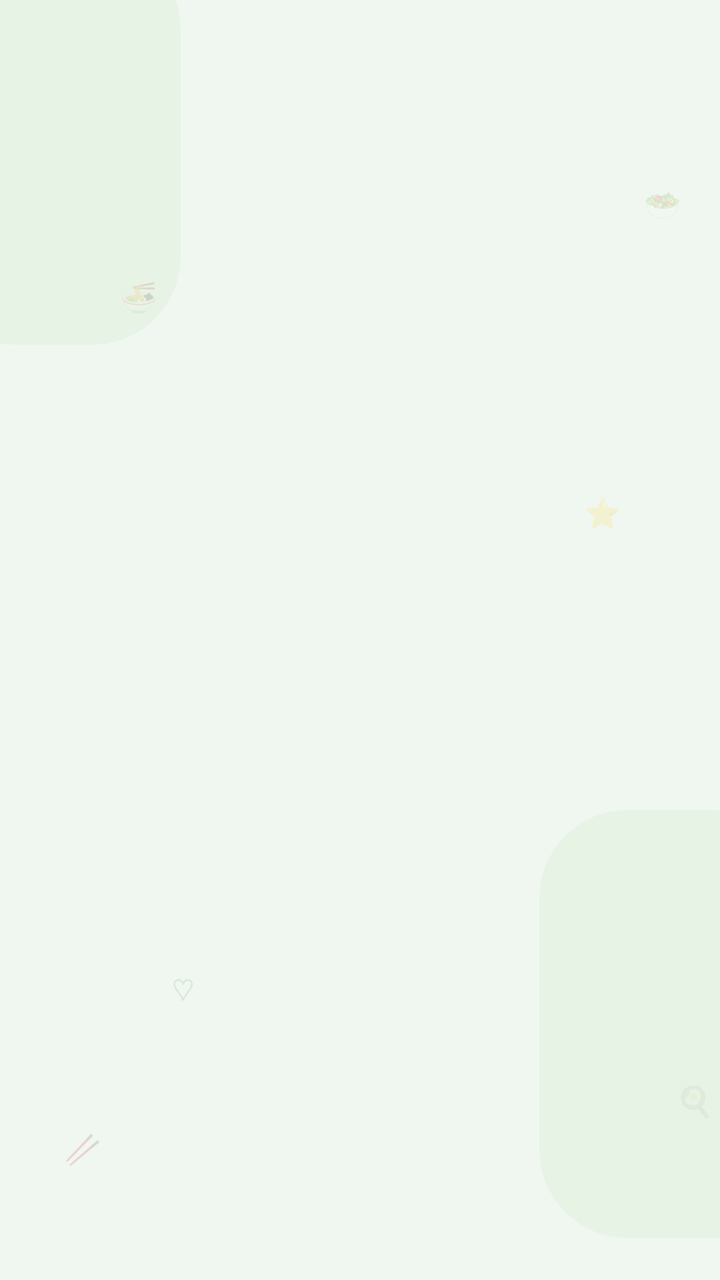
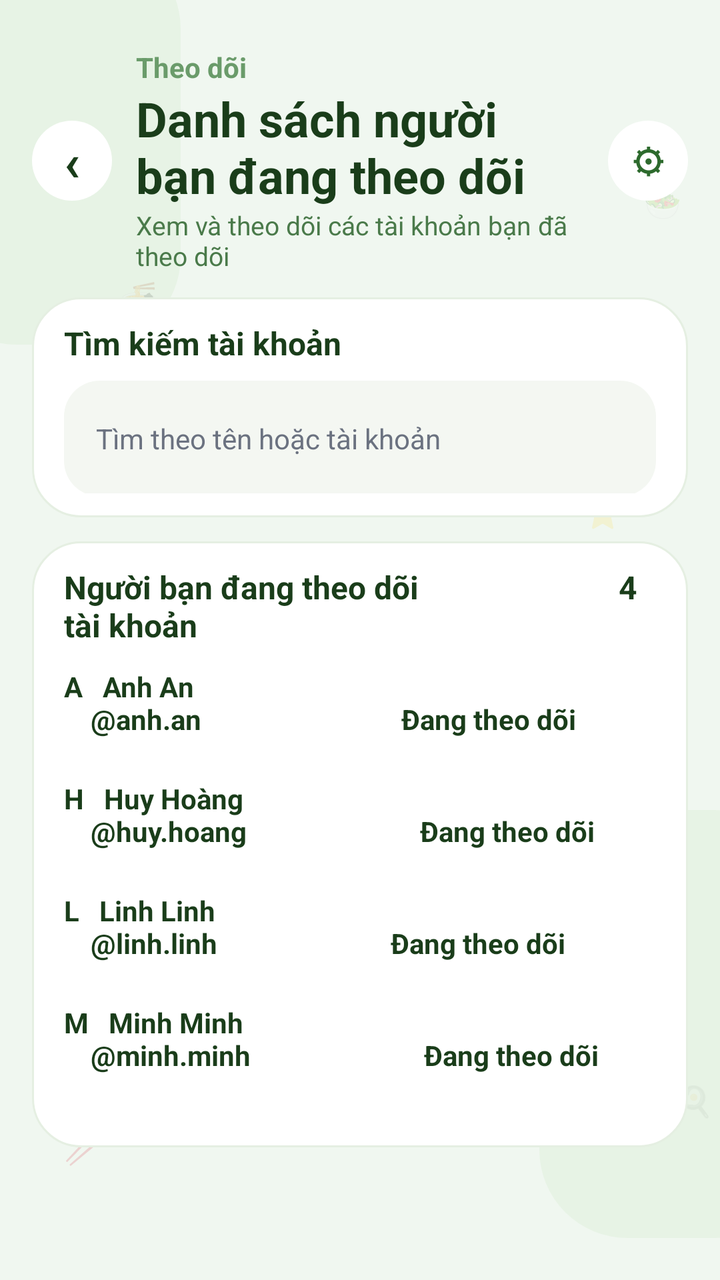

Screens rendered from an Android XML layout before and after an edit, with the pre-edit source and the edit as a unified diff.
<!-- AndroidManifest.xml: application theme AppTheme -->
<!-- res/layout/activity_frame_28_following.xml -->
<?xml version="1.0" encoding="utf-8"?>
<FrameLayout xmlns:android="http://schemas.android.com/apk/res/android"
    android:layout_width="match_parent"
    android:layout_height="match_parent"
    android:background="@color/panda_bg">

    <View
        android:layout_width="126dp"
        android:layout_height="202dp"
        android:layout_marginStart="-36dp"
        android:layout_marginTop="-30dp"
        android:alpha="0.7"
        android:background="@drawable/bg_figma_deco" />

    <TextView
        android:layout_width="wrap_content"
        android:layout_height="wrap_content"
        android:layout_marginStart="60dp"
        android:layout_marginTop="138dp"
        android:alpha="0.16"
        android:text="🍜"
        android:textColor="@color/panda_green_light_text"
        android:textSize="15sp" />

    <TextView
        android:layout_width="wrap_content"
        android:layout_height="wrap_content"
        android:layout_marginStart="322dp"
        android:layout_marginTop="92dp"
        android:alpha="0.16"
        android:text="🥗"
        android:textColor="@color/panda_green_light_text"
        android:textSize="15sp" />

    <TextView
        android:layout_width="wrap_content"
        android:layout_height="wrap_content"
        android:layout_marginStart="292dp"
        android:layout_marginTop="246dp"
        android:alpha="0.16"
        android:text="⭐"
        android:textColor="@color/panda_green_light_text"
        android:textSize="15sp" />

    <TextView
        android:layout_width="wrap_content"
        android:layout_height="wrap_content"
        android:layout_marginStart="338dp"
        android:layout_marginTop="540dp"
        android:alpha="0.16"
        android:text="🍳"
        android:textColor="@color/panda_green_light_text"
        android:textSize="15sp" />

    <TextView
        android:layout_width="wrap_content"
        android:layout_height="wrap_content"
        android:layout_marginStart="32dp"
        android:layout_marginTop="564dp"
        android:alpha="0.16"
        android:text="🥢"
        android:textColor="@color/panda_green_light_text"
        android:textSize="15sp" />

    <View
        android:layout_width="132dp"
        android:layout_height="214dp"
        android:layout_gravity="bottom|end"
        android:layout_marginEnd="-42dp"
        android:layout_marginBottom="21dp"
        android:alpha="0.68"
        android:background="@drawable/bg_figma_deco" />

    <TextView
        android:layout_width="wrap_content"
        android:layout_height="wrap_content"
        android:layout_gravity="bottom|start"
        android:layout_marginStart="86dp"
        android:layout_marginBottom="135dp"
        android:alpha="0.16"
        android:text="♡"
        android:textColor="@color/panda_green_light_text"
        android:textSize="15sp" />

    <ScrollView
        android:layout_width="match_parent"
        android:layout_height="match_parent"
        android:fillViewport="true"
        android:overScrollMode="never">

        <LinearLayout
            android:id="@id/screen_content"
            android:layout_width="match_parent"
            android:layout_height="wrap_content"
            android:orientation="vertical"
            android:paddingStart="16dp"
            android:paddingTop="24dp"
            android:paddingEnd="16dp"
            android:paddingBottom="24dp" />
    </ScrollView>
</FrameLayout>
<!-- resources referenced by this layout -->
<resources>
  <color name="panda_bg">#F0F7F0</color>
  <color name="panda_green_light_text">#6A9B6A</color>
  <!-- drawable bg_figma_deco (drawable) -->
  <?xml version="1.0" encoding="utf-8"?>
  <shape xmlns:android="http://schemas.android.com/apk/res/android"
      android:shape="rectangle">
      <solid android:color="@color/panda_mint" />
      <corners android:radius="44dp" />
  </shape>
  <style name="AppTheme" parent="@android:style/Theme.Material.Light.NoActionBar">
          <item name="android:fontFamily">sans-serif</item>
          <item name="android:windowLightStatusBar">true</item>
          <item name="android:statusBarColor">@color/panda_bg</item>
          <item name="android:navigationBarColor">@color/panda_bg</item>
          <item name="android:colorAccent">@color/panda_green</item>
      </style>
  <color name="panda_mint">#E4F2E1</color>
  <color name="panda_green">#2D6A2D</color>
</resources>

<!-- the commit's change to res/layout/activity_frame_28_following.xml (unified diff, before → after) -->
@@ -96,6 +96,154 @@
             android:paddingStart="16dp"
             android:paddingTop="24dp"
             android:paddingEnd="16dp"
-            android:paddingBottom="24dp" />
+            android:paddingBottom="24dp">
+
+            <LinearLayout
+                android:layout_width="match_parent"
+                android:layout_height="wrap_content"
+                android:gravity="center_vertical"
+                android:orientation="horizontal">
+
+                <TextView
+                    android:layout_width="40dp"
+                    android:layout_height="40dp"
+                    android:background="@drawable/bg_circle_white"
+                    android:gravity="center"
+                    android:text="‹"
+                    android:textColor="@color/panda_green_dark"
+                    android:textSize="26sp"
+                    android:textStyle="bold" />
+
+                <LinearLayout
+                    android:layout_width="0dp"
+                    android:layout_height="wrap_content"
+                    android:layout_marginStart="12dp"
+                    android:layout_marginEnd="12dp"
+                    android:layout_weight="1"
+                    android:orientation="vertical">
+
+                    <TextView
+                        android:layout_width="match_parent"
+                        android:layout_height="wrap_content"
+                        android:text="Theo dõi"
+                        android:textColor="@color/panda_green_light_text"
+                        android:textSize="14sp"
+                        android:textStyle="bold" />
+
+                    <TextView
+                        android:layout_width="match_parent"
+                        android:layout_height="wrap_content"
+                        android:text="Danh sách người bạn đang theo dõi"
+                        android:textColor="@color/panda_green_dark"
+                        android:textSize="24sp"
+                        android:textStyle="bold" />
+
+                    <TextView
+                        android:layout_width="match_parent"
+                        android:layout_height="wrap_content"
+                        android:text="Xem và theo dõi các tài khoản bạn đã theo dõi"
+                        android:textColor="@color/panda_green_mid"
+                        android:textSize="13sp" />
+                </LinearLayout>
+
+                <TextView
+                    android:layout_width="40dp"
+                    android:layout_height="40dp"
+                    android:background="@drawable/bg_circle_white"
+                    android:gravity="center"
+                    android:text="⚙"
+                    android:textColor="@color/panda_green"
+                    android:textSize="17sp"
+                    android:textStyle="bold" />
+            </LinearLayout>
+
+            <LinearLayout
+                android:layout_width="match_parent"
+                android:layout_height="110dp"
+                android:layout_marginTop="12dp"
+                android:background="@drawable/bg_figma_card"
+                android:orientation="vertical"
+                android:paddingStart="16dp"
+                android:paddingTop="12dp"
+                android:paddingEnd="16dp"
+                android:paddingBottom="12dp">
+
+                <TextView
+                    android:layout_width="match_parent"
+                    android:layout_height="wrap_content"
+                    android:text="Tìm kiếm tài khoản"
+                    android:textColor="@color/panda_green_dark"
+                    android:textSize="16sp"
+                    android:textStyle="bold" />
+
+                <TextView
+                    android:layout_width="match_parent"
+                    android:layout_height="58dp"
+                    android:layout_marginTop="8dp"
+                    android:background="@drawable/bg_figma_input"
+                    android:gravity="center_vertical"
+                    android:paddingStart="16dp"
+                    android:paddingEnd="16dp"
+                    android:text="Tìm theo tên hoặc tài khoản"
+                    android:textColor="@color/panda_gray"
+                    android:textSize="14sp" />
+            </LinearLayout>
+
+            <LinearLayout
+                android:layout_width="match_parent"
+                android:layout_height="303dp"
+                android:layout_marginTop="12dp"
+                android:background="@drawable/bg_figma_card"
+                android:orientation="vertical"
+                android:paddingStart="16dp"
+                android:paddingTop="12dp"
+                android:paddingEnd="16dp"
+                android:paddingBottom="12dp">
+
+                <TextView
+                    android:layout_width="match_parent"
+                    android:layout_height="wrap_content"
+                    android:text="Người bạn đang theo dõi                         4 tài khoản"
+                    android:textColor="@color/panda_green_dark"
+                    android:textSize="16sp"
+                    android:textStyle="bold" />
+
+                <TextView
+                    android:layout_width="match_parent"
+                    android:layout_height="56dp"
+                    android:gravity="center_vertical"
+                    android:text="A   Anh An&#10;    \@anh.an                              Đang theo dõi"
+                    android:textColor="@color/panda_green_dark"
+                    android:textSize="14sp"
+                    android:textStyle="bold" />
+
+                <TextView
+                    android:layout_width="match_parent"
+                    android:layout_height="56dp"
+                    android:gravity="center_vertical"
+                    android:text="H   Huy Hoàng&#10;    \@huy.hoang                          Đang theo dõi"
+                    android:textColor="@color/panda_green_dark"
+                    android:textSize="14sp"
+                    android:textStyle="bold" />
+
+                <TextView
+                    android:layout_width="match_parent"
+                    android:layout_height="56dp"
+                    android:gravity="center_vertical"
+                    android:text="L   Linh Linh&#10;    \@linh.linh                          Đang theo dõi"
+                    android:textColor="@color/panda_green_dark"
+                    android:textSize="14sp"
+                    android:textStyle="bold" />
+
+                <TextView
+                    android:layout_width="match_parent"
+                    android:layout_height="56dp"
+                    android:gravity="center_vertical"
+                    android:text="M   Minh Minh&#10;    \@minh.minh                          Đang theo dõi"
+                    android:textColor="@color/panda_green_dark"
+                    android:textSize="14sp"
+                    android:textStyle="bold" />
+            </LinearLayout>
+        </LinearLayout>
     </ScrollView>
 </FrameLayout>
<!-- resource entries referenced after the edit -->
@@ -1,13 +1,38 @@
 <!-- resources referenced by this layout -->
 <resources>
   <color name="panda_bg">#F0F7F0</color>
+  <color name="panda_gray">#6B7280</color>
   <color name="panda_green_light_text">#6A9B6A</color>
+  <color name="panda_green_mid">#4A7A4A</color>
+  <!-- drawable bg_circle_white (drawable) -->
+  <?xml version="1.0" encoding="utf-8"?>
+  <shape xmlns:android="http://schemas.android.com/apk/res/android"
+      android:shape="oval">
+      <solid android:color="@color/panda_card" />
+  </shape>
+  <!-- drawable bg_figma_card (drawable) -->
+  <?xml version="1.0" encoding="utf-8"?>
+  <shape xmlns:android="http://schemas.android.com/apk/res/android"
+      android:shape="rectangle">
+      <solid android:color="@color/panda_card" />
+      <stroke
+          android:width="1dp"
+          android:color="@color/panda_border" />
+      <corners android:radius="24dp" />
+  </shape>
   <!-- drawable bg_figma_deco (drawable) -->
   <?xml version="1.0" encoding="utf-8"?>
   <shape xmlns:android="http://schemas.android.com/apk/res/android"
       android:shape="rectangle">
       <solid android:color="@color/panda_mint" />
       <corners android:radius="44dp" />
+  </shape>
+  <!-- drawable bg_figma_input (drawable) -->
+  <?xml version="1.0" encoding="utf-8"?>
+  <shape xmlns:android="http://schemas.android.com/apk/res/android"
+      android:shape="rectangle">
+      <solid android:color="@color/panda_input" />
+      <corners android:radius="18dp" />
   </shape>
   <style name="AppTheme" parent="@android:style/Theme.Material.Light.NoActionBar">
           <item name="android:fontFamily">sans-serif</item>
@@ -16,7 +41,11 @@
           <item name="android:navigationBarColor">@color/panda_bg</item>
           <item name="android:colorAccent">@color/panda_green</item>
       </style>
+  <color name="panda_card">#FFFFFF</color>
+  <color name="panda_border">#E5EFE2</color>
   <color name="panda_mint">#E4F2E1</color>
+  <color name="panda_input">#F4F7F2</color>
   <color name="panda_green">#2D6A2D</color>
+  <color name="panda_green_dark">#1A3D1A</color>
 </resources>
 
